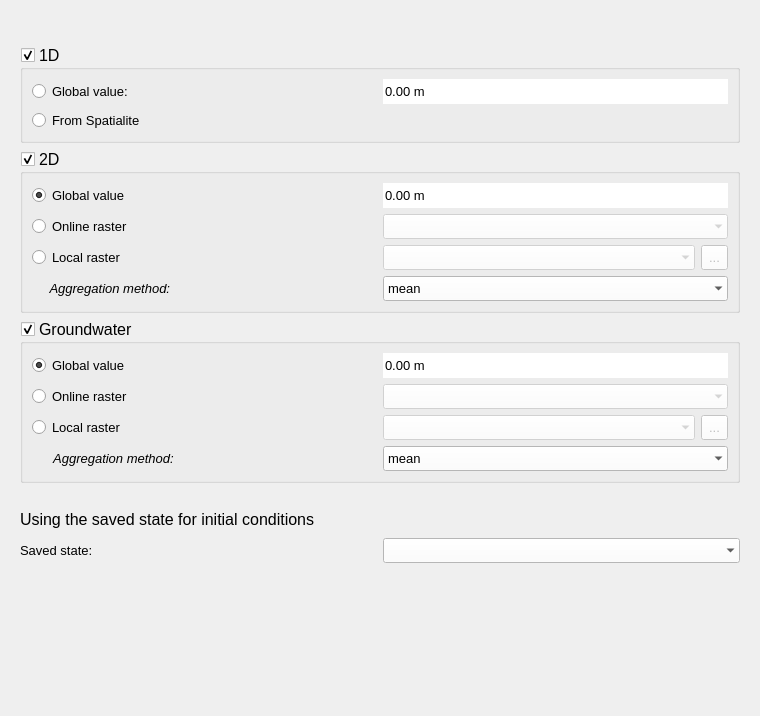
Old version of the form threedi_models_and_simulations/ui/simulation_wizard/page_initial_conditions.ui in the repository nens/threedi-api-qgis-client.
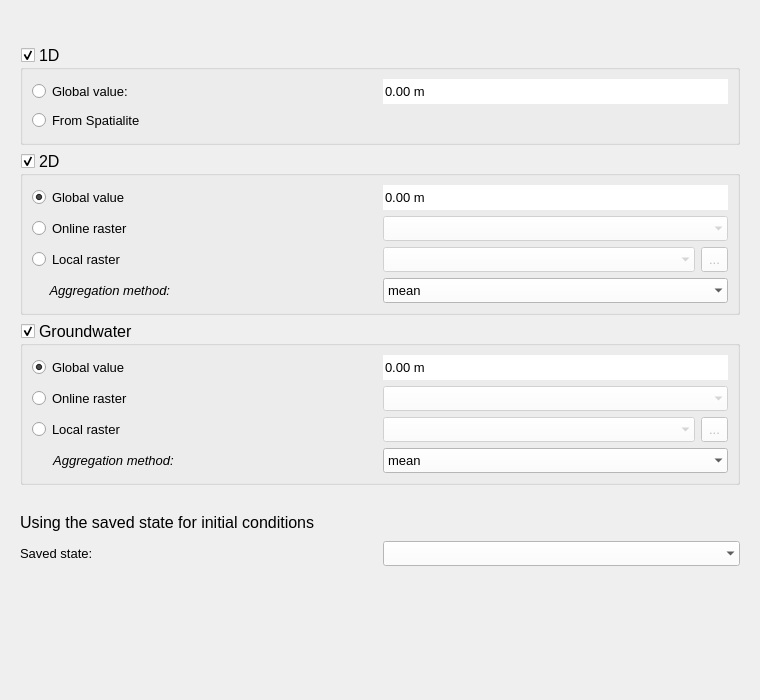
New version of the form. Custom widgets are drawn as their Qt base class.

Commit message: Breaches simulation tab fixes.

Diff of the .ui file:
```diff
--- a/threedi_models_and_simulations/ui/simulation_wizard/page_initial_conditions.ui
+++ b/threedi_models_and_simulations/ui/simulation_wizard/page_initial_conditions.ui
@@ -7,13 +7,13 @@
     <x>0</x>
     <y>0</y>
     <width>760</width>
-    <height>716</height>
+    <height>700</height>
    </rect>
   </property>
   <property name="minimumSize">
    <size>
     <width>720</width>
-    <height>0</height>
+    <height>700</height>
    </size>
   </property>
   <property name="palette">
@@ -112,7 +112,7 @@
         <property name="minimumSize">
          <size>
           <width>680</width>
-          <height>100</height>
+          <height>160</height>
          </size>
         </property>
         <property name="font">
@@ -366,7 +366,7 @@
         <property name="minimumSize">
          <size>
           <width>680</width>
-          <height>100</height>
+          <height>160</height>
          </size>
         </property>
         <property name="font">
@@ -621,6 +621,12 @@
       </item>
       <item row="0" column="0" colspan="2">
        <widget class="QGroupBox" name="gb_1d">
+        <property name="minimumSize">
+         <size>
+          <width>0</width>
+          <height>100</height>
+         </size>
+        </property>
         <property name="font">
          <font>
           <family>Segoe UI</family>
@@ -717,7 +723,7 @@
      <property name="minimumSize">
       <size>
        <width>700</width>
-       <height>70</height>
+       <height>75</height>
       </size>
      </property>
      <layout class="QGridLayout" name="gridLayout_5">
```
The commit also changes 2 other files.
